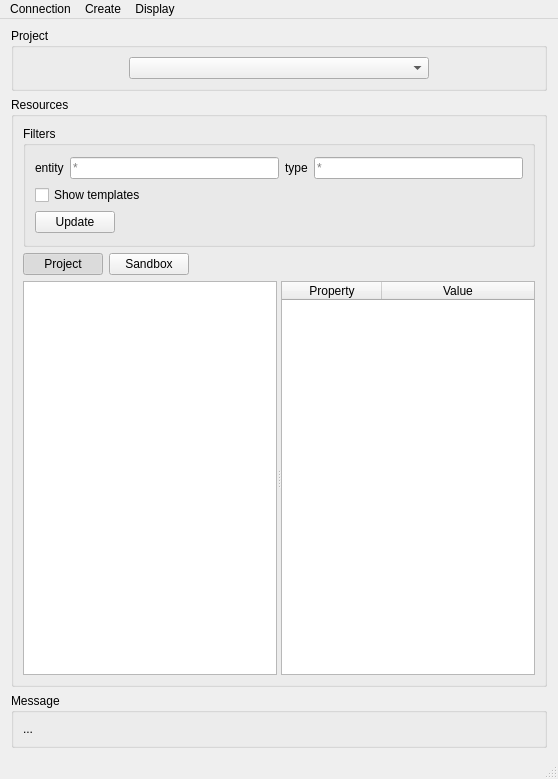
Old version of the form gui/main_window.ui in the repository dddjef/pulse.
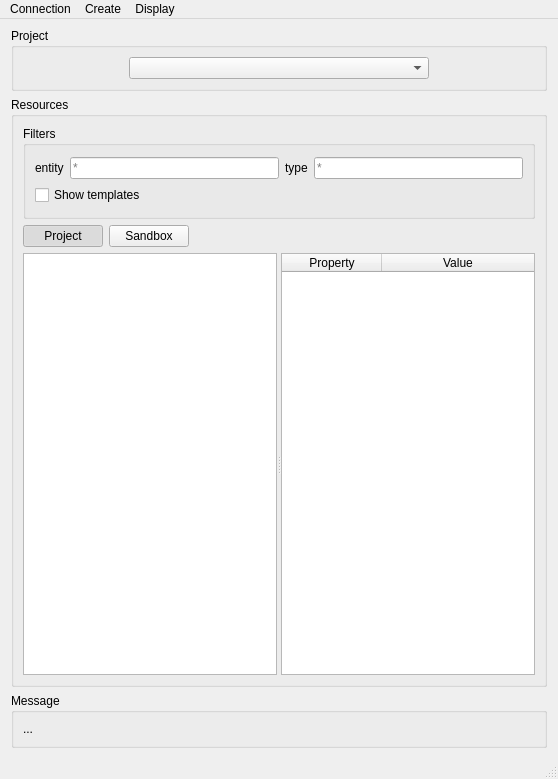
New version of the form.

Commit message: remove update button

What changed in the file:
```diff
--- a/gui/main_window.ui
+++ b/gui/main_window.ui
@@ -156,25 +156,6 @@
             </property>
            </widget>
           </item>
-          <item>
-           <widget class="QPushButton" name="listResources_pushButton">
-            <property name="sizePolicy">
-             <sizepolicy hsizetype="Fixed" vsizetype="Fixed">
-              <horstretch>0</horstretch>
-              <verstretch>0</verstretch>
-             </sizepolicy>
-            </property>
-            <property name="maximumSize">
-             <size>
-              <width>16777215</width>
-              <height>16777215</height>
-             </size>
-            </property>
-            <property name="text">
-             <string>Update</string>
-            </property>
-           </widget>
-          </item>
          </layout>
         </widget>
        </item>
```
The commit also changes 1 other file.
